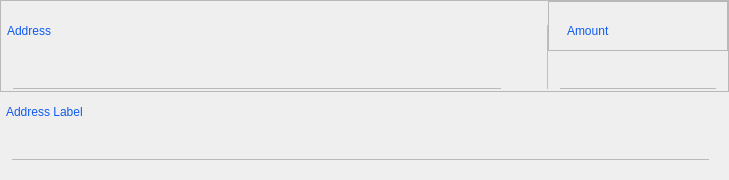
The window that src/qt/forms/sendcoinsentry.ui (Veil-Project/veil) describes before a commit, drawn with Qt 5.
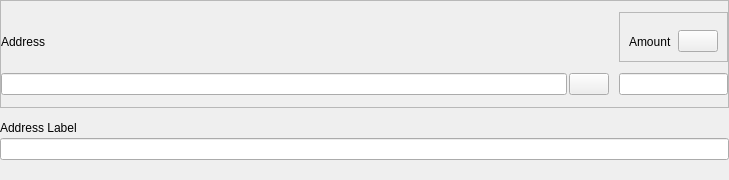
The same window after the commit. Icons and pictures are not drawn. Custom widgets are drawn as their Qt base class.

The edit to the form file:
```diff
--- a/src/qt/forms/sendcoinsentry.ui
+++ b/src/qt/forms/sendcoinsentry.ui
@@ -94,24 +94,6 @@
            <property name="toolTip">
             <string>The Veil stealth address to send the payment to</string>
            </property>
-           <property name="styleSheet">
-            <string notr="true">#payTo {   
-	padding:8;
-   margin-left:12px;
-	font-size:16px;
-	margin-right:3px;
-	background:transparent;
-   background-color:transparent;
-	border-top:none;
-	border-left:none;
-	border-right:none;
-   border-bottom:1px solid #bababa;
-}
-
-#payTo:focus {
-    border-bottom:1px solid #105aef;
-}</string>
-           </property>
           </widget>
          </item>
          <item>
@@ -119,10 +101,6 @@
            <property name="focusPolicy">
             <enum>Qt::NoFocus</enum>
            </property>
-           <property name="styleSheet">
-            <string notr="true">background:transparent;
-border:none;</string>
-           </property>
            <property name="text">
             <string/>
            </property>
@@ -160,12 +138,6 @@
            <height>20</height>
           </size>
          </property>
-         <property name="styleSheet">
-          <string notr="true">padding:0px;
-margin:0px;
-margin-left:6px;
-color:#105AEF;</string>
-         </property>
          <property name="text">
           <string>Address</string>
          </property>
@@ -182,24 +154,6 @@
          <property name="focusPolicy">
           <enum>Qt::StrongFocus</enum>
          </property>
-         <property name="styleSheet">
-          <string notr="true">#payAmount {
-	padding:8;
-  margin-left:12px;
-	margin-right:12px;
-	font-size:16px;
-	background:transparent;
-   background-color:transparent;
-	border-top:none;
-	border-left:none;
-	border-right:none;
-   border-bottom:1px solid #bababa;
-}
-
-#payAmount_2:focus {
-    border-bottom:1px solid #105aef;
-}</string>
-         </property>
         </widget>
        </item>
        <item row="0" column="2" rowspan="2">
@@ -216,10 +170,6 @@
            <height>16777215</height>
           </size>
          </property>
-         <property name="styleSheet">
-          <string notr="true">background-color:#bfbfbf;
-margin-top:24px</string>
-         </property>
          <property name="text">
           <string/>
          </property>
@@ -254,13 +204,6 @@
               <height>20</height>
              </size>
             </property>
-            <property name="styleSheet">
-             <string notr="true">border:none;
-margin:0px;
-margin-left:6px;
-padding:0px;
-color:#105AEF;</string>
-            </property>
             <property name="text">
              <string>Amount</string>
             </property>
@@ -277,12 +220,6 @@
               <verstretch>0</verstretch>
              </sizepolicy>
             </property>
-            <property name="styleSheet">
-             <string notr="true">border:none;
-background-color:transparent;
-margin:0px;
-padding:0px;</string>
-            </property>
             <property name="text">
              <string/>
             </property>
@@ -306,11 +243,6 @@
         <verstretch>0</verstretch>
        </sizepolicy>
       </property>
-      <property name="styleSheet">
-       <string notr="true">margin:0px;
-padding:0px;
-border:none;</string>
-      </property>
       <layout class="QVBoxLayout" name="verticalLayout_3">
        <property name="spacing">
         <number>0</number>
@@ -347,13 +279,6 @@
            <height>20</height>
           </size>
          </property>
-         <property name="styleSheet">
-          <string notr="true">border:none;
-margin:0px;
-padding:0px;
-color:#105AEF;
-margin-left:3px;</string>
-         </property>
          <property name="text">
           <string>Address Label</string>
          </property>
@@ -370,24 +295,6 @@
          <property name="toolTip">
           <string>Enter a label for this address to add it to the list of used addresses</string>
          </property>
-         <property name="styleSheet">
-          <string notr="true">#addAsLabel {   
-	padding:8;
-  margin-left:12px;
-	margin-right:20px;
-	font-size:16px;
-	background:transparent;
-   background-color:transparent;
-	border-top:none;
-	border-left:none;
-	border-right:none;
-   border-bottom:1px solid #bababa;
-}
-
-#addAsLabel:focus {
-    border-bottom:1px solid #105aef;
-}</string>
-         </property>
         </widget>
        </item>
       </layout>
```
